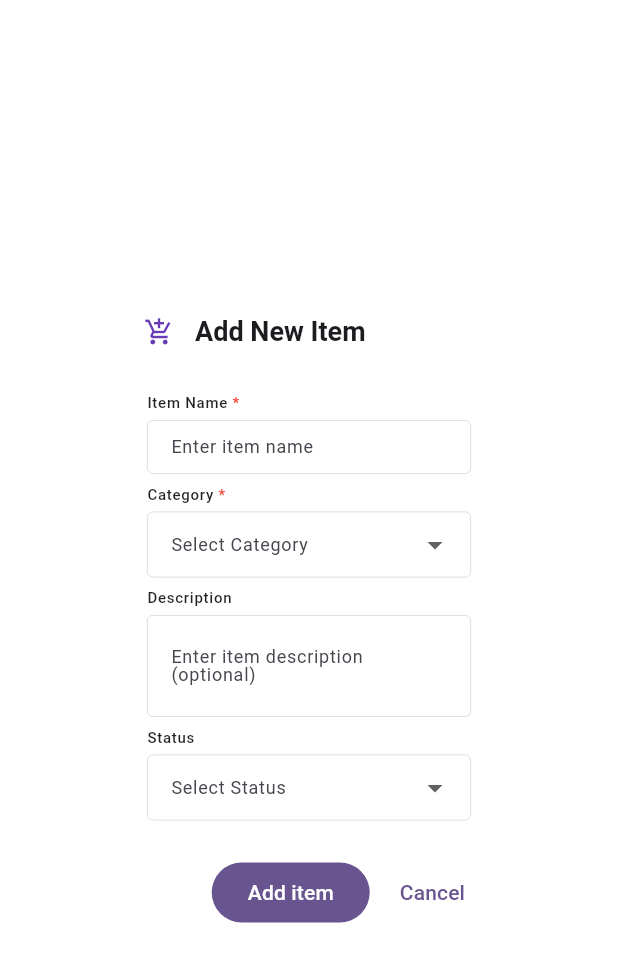
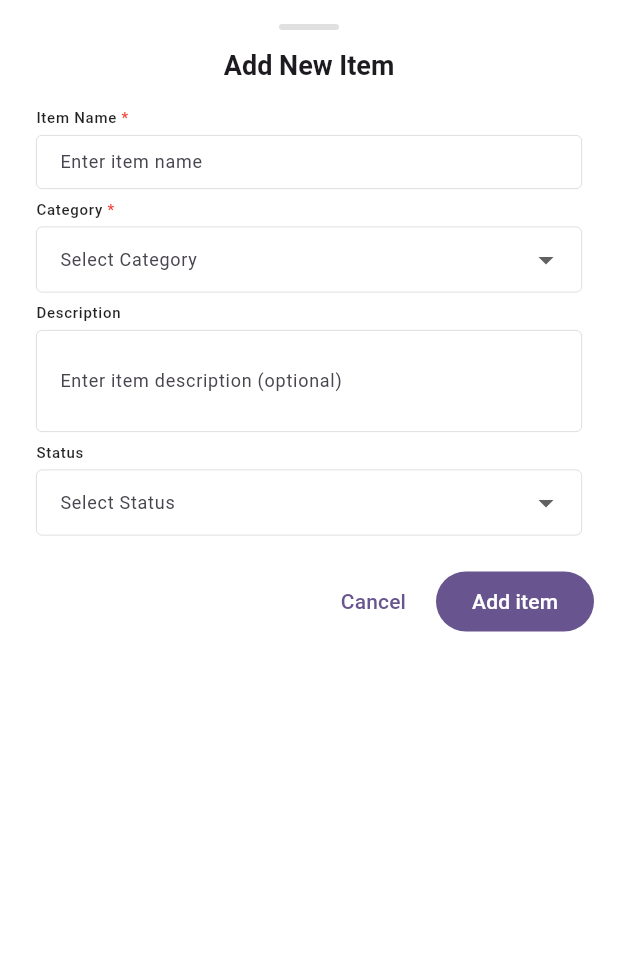
Before and after one commit to anjuarjunan/grocery_demo, a Flutter app: the AddItemDialog widget shown alone on an empty page, opened directly, on a phone screen of 412 x 824 dp. Shown: the top 962 px of the screen. Run offline on Flutter 3.47's test engine with Material 2 defaults, Android fonts, the phone set to English and light mode, and no system bars; our stand-ins replace flutter_riverpod, freezed_annotation; network calls fail.

Commit message:
added bottom sheet for add item

```diff
--- a/lib/screens/add_item.dart
+++ b/lib/screens/add_item.dart
@@ -60,28 +60,33 @@ class AddItemDialogState extends ConsumerState<AddItemDialog> {
 
   @override
   Widget build(BuildContext context) {
-    return AlertDialog(
-      backgroundColor: Colors.white,
-      surfaceTintColor: Colors.white,
-      shape: RoundedRectangleBorder(borderRadius: BorderRadius.circular(12)),
-      titlePadding: const EdgeInsets.only(top: 16, left: 16, right: 8),
-      title: Row(
+    final bottomInset = MediaQuery.of(context).viewInsets.bottom;
+
+    return Container(
+      padding: EdgeInsets.only(
+        bottom: bottomInset,
+        top: 16,
+        left: 16,
+        right: 16,
+      ),
+      child: SingleChildScrollView(
+        child: Column(
+          mainAxisSize: MainAxisSize.min,
           children: [
-          IconButton(
-            icon: const Icon(Icons.add_shopping_cart,
-                color: Colors.deepPurple, size: 20),
-            onPressed: () => Navigator.of(context).pop(),
-          ),
-          Expanded(
-            child: Text(
-              'Add New Item',
-              style: Theme.of(context).textTheme.titleLarge,
+            Center(
+              child: Container(
+                width: 40,
+                height: 4,
+                margin: const EdgeInsets.only(bottom: 12),
+                decoration: BoxDecoration(
+                  color: Colors.grey[300],
+                  borderRadius: BorderRadius.circular(10),
                 ),
               ),
-        ],
             ),
-      content: SingleChildScrollView(
-        child: Form(
+            Text('Add New Item', style: Theme.of(context).textTheme.titleLarge),
+            const SizedBox(height: 16),
+            Form(
               key: _formKey,
               child: Padding(
                 padding: const EdgeInsets.symmetric(horizontal: 8.0),
@@ -191,21 +196,25 @@ class AddItemDialogState extends ConsumerState<AddItemDialog> {
                 ),
               ),
             ),
-      ),
-      actions: <Widget>[
-        FilledButton(
-            style: FilledButton.styleFrom(
-              foregroundColor: Colors.white,
-            ),
-            onPressed: addItem,
-            child: const Text('Add item')),
+            const SizedBox(height: 20),
+            Row(
+              mainAxisAlignment: MainAxisAlignment.end,
+              children: [
                 TextButton(
                   child: const Text('Cancel'),
-          onPressed: () {
-            Navigator.of(context).pop();
-          },
+                  onPressed: () => Navigator.of(context).pop(),
+                ),
+                const SizedBox(width: 8),
+                FilledButton(
+                  style: FilledButton.styleFrom(foregroundColor: Colors.white),
+                  onPressed: addItem,
+                  child: const Text('Add item'),
                 ),
               ],
+            ),
+          ],
+        ),
+      ),
     );
   }
 
--- a/lib/screens/grocery_list.dart
+++ b/lib/screens/grocery_list.dart
@@ -84,10 +84,14 @@ class GroceryList extends ConsumerWidget {
       ),
       floatingActionButton: FloatingActionButton(
         onPressed: () {
-          showDialog<void>(
+          showModalBottomSheet(
+            backgroundColor: Colors.white,
             context: context,
-            barrierDismissible: false,
-            builder: (_) => const AddItemDialog(),
+            isScrollControlled: true,
+            shape: const RoundedRectangleBorder(
+              borderRadius: BorderRadius.vertical(top: Radius.circular(16)),
+            ),
+            builder: (context) => const AddItemDialog(),
           );
         },
         tooltip: 'add more',
```
Lines whose indentation alone changed are shown as unchanged.
